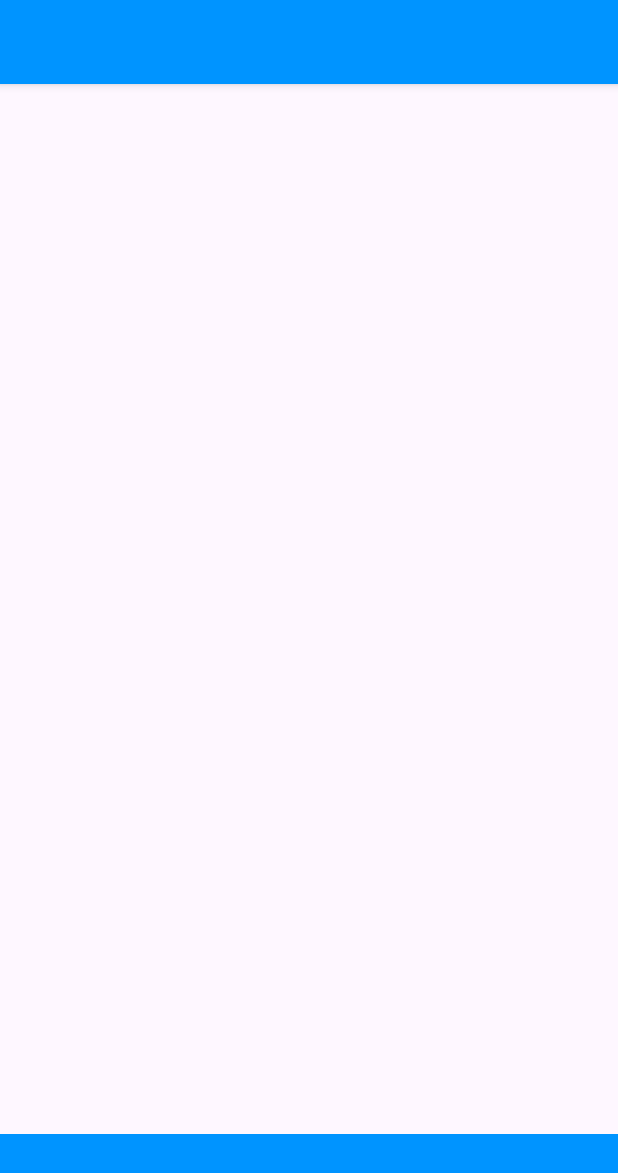
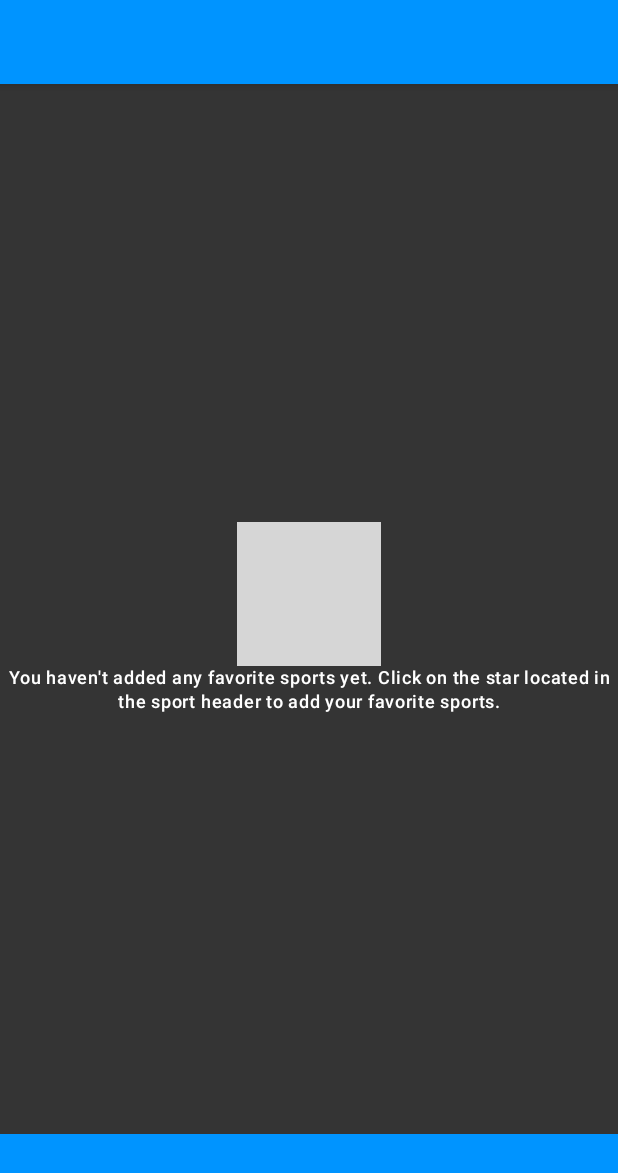
Before and after one commit to nikoarap/GameTime, an Android app built with Jetpack Compose: the screen it shows after launch (MainActivity), on a phone screen of 412 x 824 dp. Shown: the top 1173 px of the screen. Run offline under Robolectric (Android 15) with nearby library versions, the phone set to English and light mode, and no system bars; libraries missing offline, so code that uses them is left out: io.realm; 5 statements that could not run were skipped; grey boxes are pictures that could not be loaded.

Commit message:
implemented no results view

```diff
--- a/app/src/main/java/com/nikoarap/gametime/realm/DataStorage.kt
+++ b/app/src/main/java/com/nikoarap/gametime/realm/DataStorage.kt
@@ -17,6 +17,10 @@ open class DataStorage {
             return realm?.where(SportModel::class.java)?.findAll()
         }
 
+        fun getFavoriteSports(realm: Realm?): RealmResults<SportModel>? {
+            return realm?.where(SportModel::class.java)?.equalTo("isFavourite", true)?.findAll()
+        }
+
         fun getEmpty(realm: Realm?): RealmResults<SportModel>? {
             return realm?.where(SportModel::class.java)?.equalTo("id", EMPTY_STRING)?.findAll()
         }
--- a/app/src/main/java/com/nikoarap/gametime/utils/Constants.kt
+++ b/app/src/main/java/com/nikoarap/gametime/utils/Constants.kt
@@ -8,10 +8,12 @@ class Constants {
         const val REALM_SCHEMA_VER = 0L
         const val BAD_REQUEST = 400
         const val VALUE_ZERO = 0
+        const val VALUE_ONE = 1
         const val VALUE_ZERO_LONG = 0L
         const val FLOAT_DEGREES_0 = 0f
         const val FLOAT_DEGREES_180 = 180f
         const val ICON = "icon"
+        const val IMAGE = "image"
         const val SECTION_COLUMN_WEIGHT = .8f
         const val VS_VALUE = "VS"
         const val SCORE_REGEX = "-"
@@ -26,6 +28,7 @@ class Constants {
         const val EVENT_STARTED = "EVENT STARTED"
         const val MAX_EVENTS_PER_ROW = 4
         const val EVENT_ITEM_LAYOUT_WEIGHT = 1f
+        const val NO_FAVOURITES_YET = "You haven't added any favorite sports yet. Click on the star located in the sport header to add your favorite sports."
 
         //sport types, used for enums
         const val SOCCER = "SOCCER"
--- a/app/src/main/java/com/nikoarap/gametime/view/MainActivity.kt
+++ b/app/src/main/java/com/nikoarap/gametime/view/MainActivity.kt
@@ -8,7 +8,7 @@ import androidx.compose.runtime.Composable
 import androidx.compose.runtime.collectAsState
 import androidx.compose.runtime.getValue
 import androidx.compose.ui.tooling.preview.Preview
-import com.nikoarap.gametime.view.composables.LoadMainComponent
+import com.nikoarap.gametime.view.composables.MainComponent
 import com.nikoarap.gametime.viewmodels.MainViewModel
 import io.realm.Realm
 
@@ -32,7 +32,8 @@ class MainActivity : ComponentActivity() {
     @Composable
     fun TestContent() {
         val sportsList by viewModel.sportModelsStateFlow.collectAsState()
-        LoadMainComponent(
+        val mainComponent = MainComponent(viewModel)
+        mainComponent.LoadMainComponent(
             sports = sportsList,
             navBottomItems = viewModel.navBottomItems,
             viewModel.selectedItemIndex
--- a/app/src/main/java/com/nikoarap/gametime/view/composables/MainComponent.kt
+++ b/app/src/main/java/com/nikoarap/gametime/view/composables/MainComponent.kt
@@ -1,9 +1,12 @@
 package com.nikoarap.gametime.view.composables
 
+import androidx.compose.foundation.Image
 import androidx.compose.foundation.background
 import androidx.compose.foundation.layout.Arrangement
+import androidx.compose.foundation.layout.Box
 import androidx.compose.foundation.layout.Column
 import androidx.compose.foundation.layout.PaddingValues
+import androidx.compose.foundation.layout.fillMaxSize
 import androidx.compose.foundation.layout.fillMaxWidth
 import androidx.compose.foundation.layout.height
 import androidx.compose.foundation.layout.padding
@@ -11,6 +14,7 @@ import androidx.compose.foundation.layout.size
 import androidx.compose.foundation.layout.wrapContentHeight
 import androidx.compose.foundation.rememberScrollState
 import androidx.compose.foundation.verticalScroll
+import androidx.compose.material.Card
 import androidx.compose.material.Icon
 import androidx.compose.material.TopAppBar
 import androidx.compose.material3.ExperimentalMaterial3Api
@@ -30,31 +34,41 @@ import androidx.compose.ui.Alignment
 import androidx.compose.ui.Modifier
 import androidx.compose.ui.graphics.Color
 import androidx.compose.ui.platform.LocalContext
+import androidx.compose.ui.res.painterResource
 import androidx.compose.ui.text.style.TextAlign
 import androidx.compose.ui.unit.dp
 import com.nikoarap.gametime.R
 import com.nikoarap.gametime.models.NavBottomItem
 import com.nikoarap.gametime.models.SportModel
-import com.nikoarap.gametime.utils.Constants.Companion.ICON
+import com.nikoarap.gametime.utils.Constants
+import com.nikoarap.gametime.utils.Constants.Companion.IMAGE
+import com.nikoarap.gametime.utils.Constants.Companion.NO_FAVOURITES_YET
 import com.nikoarap.gametime.view.themes.dp_16
 import com.nikoarap.gametime.view.themes.dp_18
 import com.nikoarap.gametime.view.themes.dp_68
 import com.nikoarap.gametime.view.themes.primary
 import com.nikoarap.gametime.view.themes.secondary
 import com.nikoarap.gametime.view.themes.surface
+import com.nikoarap.gametime.viewmodels.MainViewModel
+
+class MainComponent(private val viewModel: MainViewModel) {
 
     @OptIn(ExperimentalMaterial3Api::class)
     @Composable
     fun LoadMainComponent(
         sports: List<SportModel>,
         navBottomItems: List<NavBottomItem>,
-    selectedItemIndex: Int,
+        selectedItemIndex: Int
     ) {
         Scaffold(
             topBar = { LoadHeader()},
             bottomBar = { LoadBottomNavBar(navBottomItems, selectedItemIndex)},
             content = { paddingValues ->
+                if (sports.isNotEmpty()) {
                     LoadSportSections(sports, paddingValues)
+                } else {
+                    LoadNoResultsView(NO_FAVOURITES_YET)
+                }
             }
         )
     }
@@ -111,7 +125,7 @@ private fun LoadBottomNavBar(
                                 Icon(
                                     modifier = Modifier.size(dp_18),
                                     imageVector = item.imageVector,
-                                contentDescription = ICON,
+                                    contentDescription = Constants.ICON,
                                     tint = if (selectedItem == index) item.selectedTintColor else item.tintColor
                                 )
                             },
@@ -161,3 +175,33 @@ private fun LoadSportSections(
             }
         }
     }
+
+    @Composable
+    private fun LoadNoResultsView(
+        noResultsText: String
+    ) {
+        Column(
+            Modifier
+                .fillMaxSize()
+                .background(color = surface),
+            verticalArrangement = Arrangement.Center,
+            horizontalAlignment = Alignment.CenterHorizontally
+        ) {
+            Image(
+                modifier = Modifier.background(color = surface),
+                contentDescription = IMAGE,
+                painter = painterResource(R.drawable.no_results_placeholder),
+            )
+            Text(
+                text = noResultsText,
+                color = secondary,
+                textAlign = TextAlign.Center,
+                style = MaterialTheme.typography.labelMedium
+            )
+        }
+    }
+
+
+
+
+}
```
Also changed, not shown: app/src/main/java/com/nikoarap/gametime/viewmodels/MainViewModel.kt (+21 -8 lines). Lines whose indentation alone changed are shown as unchanged.
